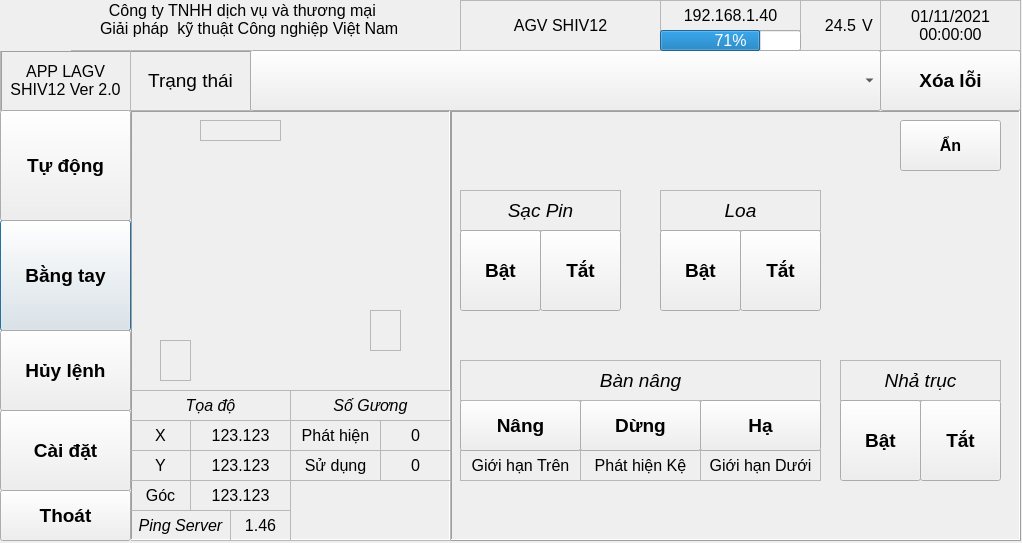
Before: the Qt Designer form app_ros/interface/app.ui in HoangManh-03/HoangManh-STI, drawn with Qt 5.
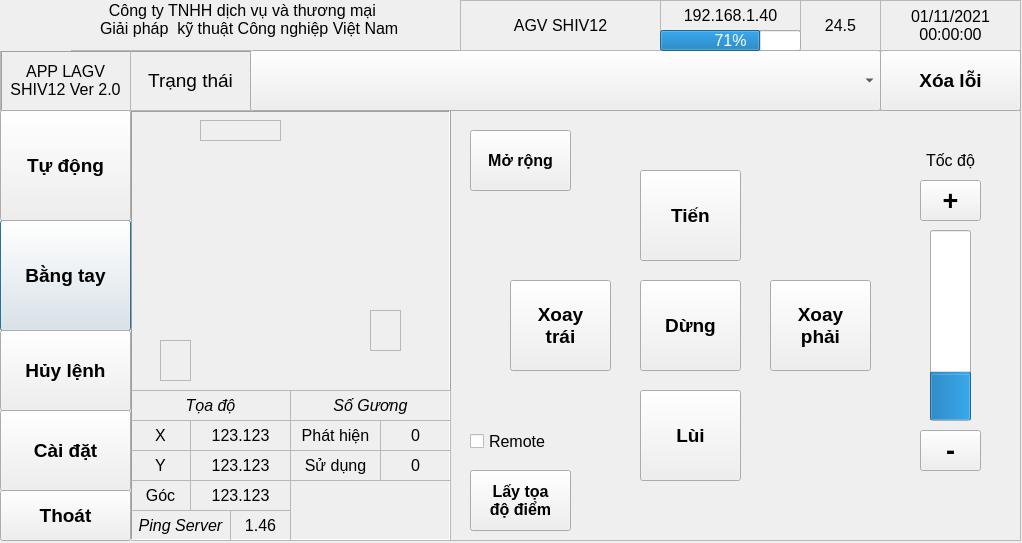
After: the same form once the commit is applied. Icons and pictures are not drawn.

The edit to the form file:
```diff
--- a/app_ros/interface/app.ui
+++ b/app_ros/interface/app.ui
@@ -300,45 +300,6 @@
     <bool>false</bool>
    </property>
   </widget>
-  <widget class="QLabel" name="lb_v">
-   <property name="geometry">
-    <rect>
-     <x>862</x>
-     <y>10</y>
-     <width>16</width>
-     <height>31</height>
-    </rect>
-   </property>
-   <property name="font">
-    <font>
-     <pointsize>12</pointsize>
-    </font>
-   </property>
-   <property name="autoFillBackground">
-    <bool>false</bool>
-   </property>
-   <property name="frameShape">
-    <enum>QFrame::NoFrame</enum>
-   </property>
-   <property name="lineWidth">
-    <number>1</number>
-   </property>
-   <property name="midLineWidth">
-    <number>0</number>
-   </property>
-   <property name="text">
-    <string>V</string>
-   </property>
-   <property name="scaledContents">
-    <bool>false</bool>
-   </property>
-   <property name="wordWrap">
-    <bool>false</bool>
-   </property>
-   <property name="openExternalLinks">
-    <bool>false</bool>
-   </property>
-  </widget>
   <widget class="QFrame" name="fr_launch">
    <property name="geometry">
     <rect>
@@ -3999,7 +3960,7 @@
       <property name="geometry">
        <rect>
         <x>20</x>
-        <y>350</y>
+        <y>360</y>
         <width>101</width>
         <height>61</height>
        </rect>
@@ -4016,6 +3977,19 @@
 độ điểm</string>
       </property>
      </widget>
+     <widget class="QCheckBox" name="cb_remote">
+      <property name="geometry">
+       <rect>
+        <x>20</x>
+        <y>320</y>
+        <width>92</width>
+        <height>23</height>
+       </rect>
+      </property>
+      <property name="text">
+       <string>Remote</string>
+      </property>
+     </widget>
     </widget>
     <widget class="QFrame" name="fr_tryTarget">
      <property name="geometry">
@@ -5183,10 +5157,10 @@
       </property>
      </widget>
     </widget>
-    <zorder>fr_tryTarget</zorder>
-    <zorder>fr_handMode_move</zorder>
     <zorder>fr_listTask</zorder>
     <zorder>fr_handMode_conveyor</zorder>
+    <zorder>fr_tryTarget</zorder>
+    <zorder>fr_handMode_move</zorder>
     <zorder>fr_password</zorder>
     <zorder>fr_agv</zorder>
    </widget>
@@ -6717,6 +6691,87 @@
 gương</string>
      </property>
     </widget>
+    <widget class="QLabel" name="lbv_temp">
+     <property name="geometry">
+      <rect>
+       <x>460</x>
+       <y>240</y>
+       <width>51</width>
+       <height>31</height>
+      </rect>
+     </property>
+     <property name="font">
+      <font>
+       <pointsize>12</pointsize>
+      </font>
+     </property>
+     <property name="autoFillBackground">
+      <bool>false</bool>
+     </property>
+     <property name="frameShape">
+      <enum>QFrame::StyledPanel</enum>
+     </property>
+     <property name="lineWidth">
+      <number>1</number>
+     </property>
+     <property name="midLineWidth">
+      <number>0</number>
+     </property>
+     <property name="text">
+      <string>0</string>
+     </property>
+     <property name="scaledContents">
+      <bool>false</bool>
+     </property>
+     <property name="alignment">
+      <set>Qt::AlignCenter</set>
+     </property>
+     <property name="wordWrap">
+      <bool>false</bool>
+     </property>
+     <property name="openExternalLinks">
+      <bool>false</bool>
+     </property>
+    </widget>
+    <widget class="QLabel" name="lb_temp">
+     <property name="geometry">
+      <rect>
+       <x>360</x>
+       <y>240</y>
+       <width>101</width>
+       <height>31</height>
+      </rect>
+     </property>
+     <property name="font">
+      <font>
+       <pointsize>12</pointsize>
+      </font>
+     </property>
+     <property name="autoFillBackground">
+      <bool>false</bool>
+     </property>
+     <property name="frameShape">
+      <enum>QFrame::StyledPanel</enum>
+     </property>
+     <property name="lineWidth">
+      <number>1</number>
+     </property>
+     <property name="midLineWidth">
+      <number>0</number>
+     </property>
+     <property name="text">
+      <string>Nhiệt độ:</string>
+     </property>
+     <property name="scaledContents">
+      <bool>false</bool>
+     </property>
+     <property name="wordWrap">
+      <bool>false</bool>
+     </property>
+     <property name="openExternalLinks">
+      <bool>false</bool>
+     </property>
+    </widget>
    </widget>
    <widget class="QFrame" name="fr_nav350">
     <property name="geometry">
@@ -7675,7 +7730,6 @@
   <zorder>fr_launch</zorder>
   <zorder>fr_run</zorder>
   <zorder>lbv_battery</zorder>
-  <zorder>lb_v</zorder>
   <zorder>lbv_ip</zorder>
   <zorder>lbv_date</zorder>
   <zorder>lb_logo</zorder>
```
